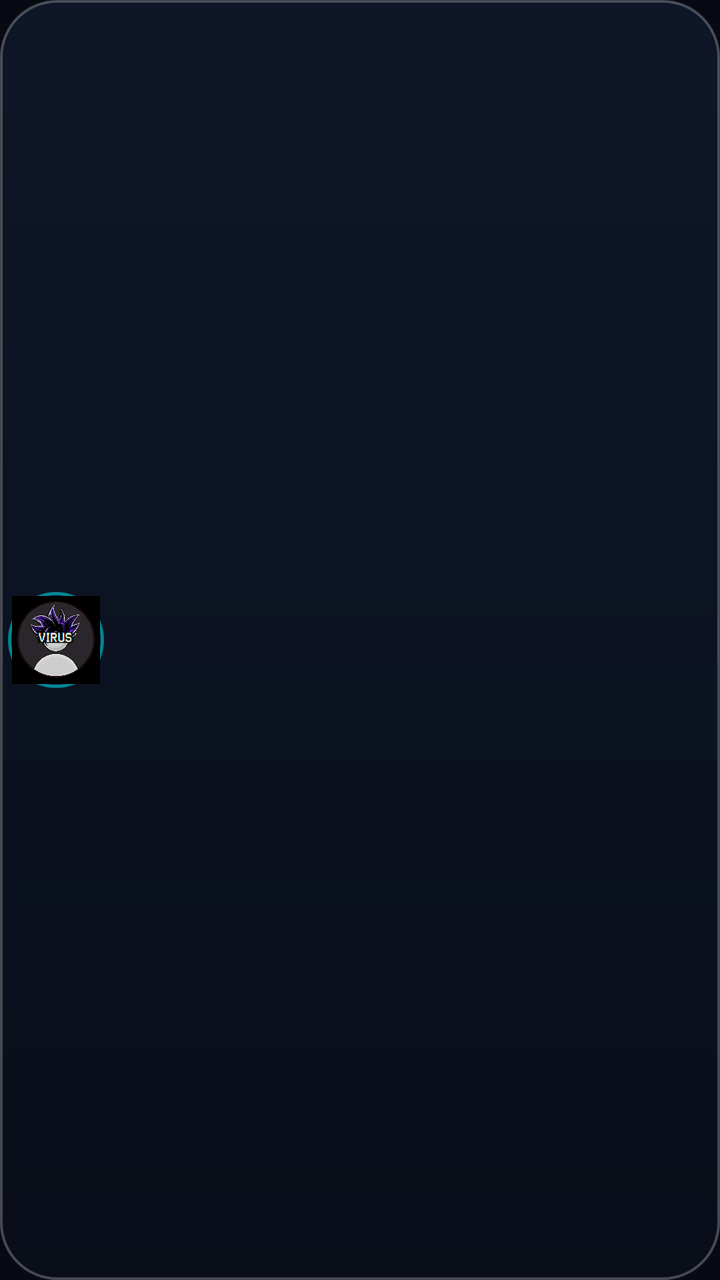
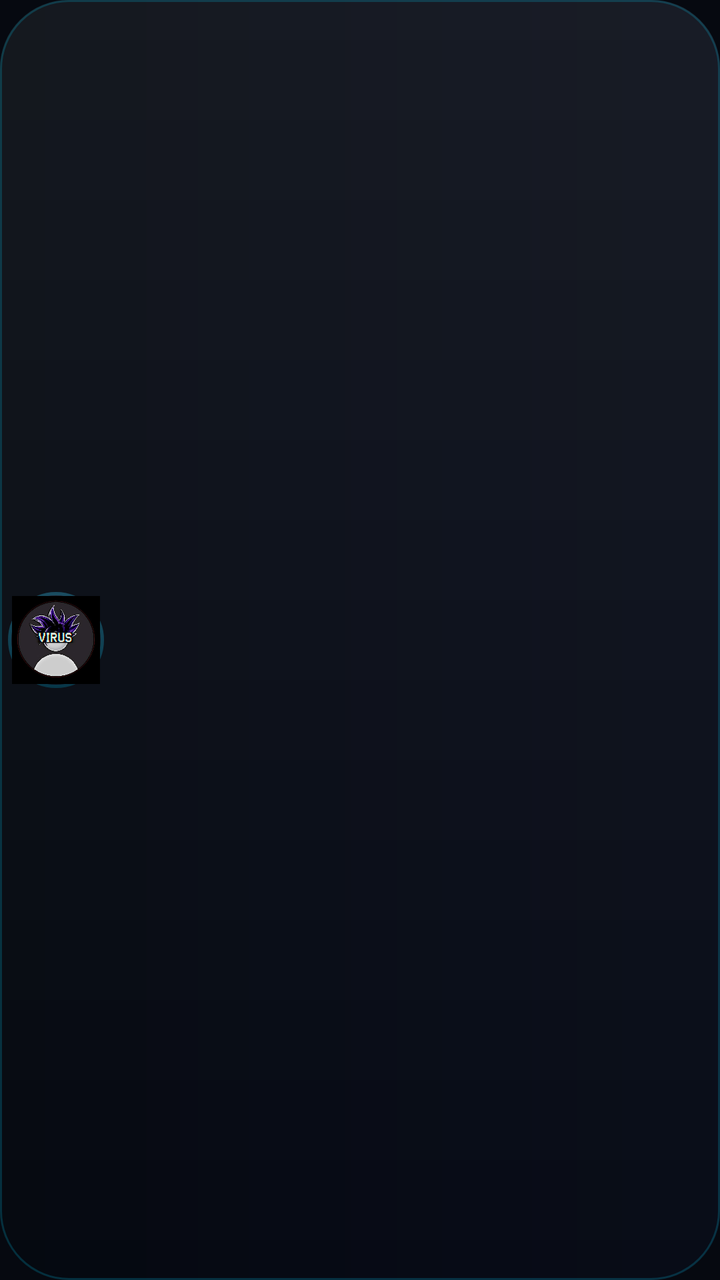

Two renders of the same Android screen: before a commit and after it. Below are the layout's source before the change and the commit's diff.
<!-- AndroidManifest.xml: application theme Theme.OmniSolveOverlay -->
<!-- res/layout/layout_floating_bubble.xml -->
<?xml version="1.0" encoding="utf-8"?>
<LinearLayout xmlns:android="http://schemas.android.com/apk/res/android"
    android:id="@+id/bubble_root"
    android:layout_width="wrap_content"
    android:layout_height="56dp"
    android:orientation="horizontal"
    android:gravity="center_vertical"
    android:background="@drawable/bg_toolbar_pill"
    android:elevation="12dp"
    android:paddingStart="4dp"
    android:paddingEnd="8dp"
    android:paddingTop="4dp"
    android:paddingBottom="4dp"
    android:clipToPadding="false"
    android:clipChildren="false">

    
    <FrameLayout
        android:id="@+id/bubble_icon_container"
        android:layout_width="48dp"
        android:layout_height="48dp"
        android:background="@drawable/bg_floating_bubble"
        android:clickable="true"
        android:focusable="true">

        <ImageView
            android:id="@+id/iv_bubble_icon"
            android:layout_width="44dp"
            android:layout_height="44dp"
            android:layout_gravity="center"
            android:src="@drawable/ic_virus_avatar"
            android:scaleType="centerCrop" />
    </FrameLayout>

    
    <LinearLayout
        android:id="@+id/expanded_toolbar"
        android:layout_width="wrap_content"
        android:layout_height="match_parent"
        android:orientation="horizontal"
        android:gravity="center_vertical"
        android:visibility="gone"
        android:layout_marginStart="8dp">

        
        <FrameLayout
            android:id="@+id/btn_scan"
            android:layout_width="44dp"
            android:layout_height="44dp"
            android:background="@drawable/bg_scan_button"
            android:clickable="true"
            android:focusable="true">

            <ImageView
                android:id="@+id/iv_scan_icon"
                android:layout_width="24dp"
                android:layout_height="24dp"
                android:layout_gravity="center"
                android:src="@android:drawable/ic_media_play"
                android:tint="#FFFFFF" />
        </FrameLayout>

        
        <TextView
            android:id="@+id/tv_answer_display"
            android:layout_width="44dp"
            android:layout_height="44dp"
            android:layout_marginStart="8dp"
            android:background="@drawable/bg_answer_box"
            android:gravity="center"
            android:text="?"
            android:textColor="#10B981"
            android:textSize="20sp"
            android:textStyle="bold" />

        
        <ImageView
            android:id="@+id/btn_toggle_window"
            android:layout_width="36dp"
            android:layout_height="36dp"
            android:layout_marginStart="8dp"
            android:padding="6dp"
            android:background="@drawable/bg_chip_action"
            android:src="@android:drawable/ic_menu_view"
            android:tint="#38BDF8"
            android:clickable="true"
            android:focusable="true" />

        
        <ImageView
            android:id="@+id/btn_bot_toggle"
            android:layout_width="36dp"
            android:layout_height="36dp"
            android:layout_marginStart="6dp"
            android:padding="6dp"
            android:background="@drawable/bg_chip_action"
            android:src="@android:drawable/ic_menu_myplaces"
            android:tint="#64748B"
            android:clickable="true"
            android:focusable="true"
            android:contentDescription="Toggle Auto-Click Bot" />

        
        <ImageView
            android:id="@+id/btn_close_toolbar"
            android:layout_width="32dp"
            android:layout_height="32dp"
            android:layout_marginStart="8dp"
            android:src="@android:drawable/ic_menu_close_clear_cancel"
            android:tint="#8E9BB0"
            android:clickable="true"
            android:focusable="true" />

    </LinearLayout>
</LinearLayout>
<!-- resources referenced by this layout -->
<resources>
  <!-- drawable bg_answer_box (drawable) -->
  <?xml version="1.0" encoding="utf-8"?>
  <shape xmlns:android="http://schemas.android.com/apk/res/android"
      android:shape="rectangle">
      <gradient
          android:startColor="#E60A241A"
          android:endColor="#E6041710"
          android:angle="270" />
      <corners android:radius="12dp" />
      <stroke
          android:width="1.5dp"
          android:color="#8010B981" />
  </shape>
  <!-- drawable bg_chip_action (drawable) -->
  <?xml version="1.0" encoding="utf-8"?>
  <shape xmlns:android="http://schemas.android.com/apk/res/android"
      android:shape="rectangle">
      <gradient
          android:startColor="#CC1E293B"
          android:endColor="#B3111827"
          android:angle="270" />
      <corners android:radius="12dp" />
      <stroke
          android:width="1dp"
          android:color="#4DFFFFFF" />
  </shape>
  <!-- drawable bg_floating_bubble (drawable) -->
  <?xml version="1.0" encoding="utf-8"?>
  <shape xmlns:android="http://schemas.android.com/apk/res/android"
      android:shape="oval">
      <gradient
          android:startColor="#F0131E33"
          android:endColor="#E60A101C"
          android:angle="135" />
      <stroke
          android:width="1.8dp"
          android:color="#8000F2FE" />
  </shape>
  <!-- drawable bg_scan_button (drawable) -->
  <?xml version="1.0" encoding="utf-8"?>
  <shape xmlns:android="http://schemas.android.com/apk/res/android"
      android:shape="oval">
      <gradient
          android:startColor="#00F2FE"
          android:endColor="#0072FF"
          android:angle="45" />
      <stroke
          android:width="1.5dp"
          android:color="#B3FFFFFF" />
  </shape>
  <!-- drawable bg_toolbar_pill (drawable) -->
  <?xml version="1.0" encoding="utf-8"?>
  <shape xmlns:android="http://schemas.android.com/apk/res/android"
      android:shape="rectangle">
      <gradient
          android:startColor="#E60F172A"
          android:endColor="#D9090E1A"
          android:angle="270" />
      <corners android:radius="28dp" />
      <stroke
          android:width="1.2dp"
          android:color="#40FFFFFF" />
  </shape>
  <style name="Theme.OmniSolveOverlay" parent="Theme.MaterialComponents.DayNight.NoActionBar">
          <item name="colorPrimary">@color/accent_cyan</item>
          <item name="colorSecondary">@color/accent_emerald</item>
          <item name="android:statusBarColor">@color/bg_dark</item>
          <item name="android:windowBackground">@color/bg_dark</item>
      </style>
  <color name="accent_cyan">#00F2FE</color>
  <color name="bg_dark">#070A12</color>
  <!-- unchanged entries left out for length: 2 -->
</resources>

<!-- the commit's change to res/layout/layout_floating_bubble.xml (unified diff, before → after) -->
@@ -101,6 +101,24 @@
             android:contentDescription="Toggle Auto-Click Bot" />
 
         
+        <TextView
+            android:id="@+id/btn_bubble_opacity"
+            android:layout_width="wrap_content"
+            android:minWidth="36dp"
+            android:layout_height="36dp"
+            android:layout_marginStart="6dp"
+            android:paddingStart="7dp"
+            android:paddingEnd="7dp"
+            android:gravity="center"
+            android:background="@drawable/bg_chip_action"
+            android:text="👁 100%"
+            android:textColor="#38BDF8"
+            android:textSize="10sp"
+            android:textStyle="bold"
+            android:clickable="true"
+            android:focusable="true" />
+
+        
         <ImageView
             android:id="@+id/btn_close_toolbar"
             android:layout_width="32dp"
<!-- resource entries referenced after the edit -->
@@ -2,75 +2,137 @@
 <resources>
   <!-- drawable bg_answer_box (drawable) -->
   <?xml version="1.0" encoding="utf-8"?>
-  <shape xmlns:android="http://schemas.android.com/apk/res/android"
-      android:shape="rectangle">
-      <gradient
-          android:startColor="#E60A241A"
-          android:endColor="#E6041710"
-          android:angle="270" />
-      <corners android:radius="12dp" />
-      <stroke
-          android:width="1.5dp"
-          android:color="#8010B981" />
-  </shape>
+  <layer-list xmlns:android="http://schemas.android.com/apk/res/android">
+      
+      <item>
+          <shape android:shape="rectangle">
+              <gradient
+                  android:startColor="#CC0D2E1A"
+                  android:endColor="#CC0A1F14"
+                  android:angle="270" />
+              <corners android:radius="14dp" />
+          </shape>
+      </item>
+      
+      <item>
+          <shape android:shape="rectangle">
+              <corners android:radius="14dp" />
+              <stroke
+                  android:width="1.5dp"
+                  android:color="#6010B981" />
+          </shape>
+      </item>
+  </layer-list>
   <!-- drawable bg_chip_action (drawable) -->
   <?xml version="1.0" encoding="utf-8"?>
   <shape xmlns:android="http://schemas.android.com/apk/res/android"
       android:shape="rectangle">
       <gradient
-          android:startColor="#CC1E293B"
-          android:endColor="#B3111827"
+          android:startColor="#CC0C1424"
+          android:endColor="#CC080C18"
           android:angle="270" />
-      <corners android:radius="12dp" />
+      <corners android:radius="14dp" />
       <stroke
           android:width="1dp"
-          android:color="#4DFFFFFF" />
+          android:color="#2500D4FF" />
   </shape>
   <!-- drawable bg_floating_bubble (drawable) -->
   <?xml version="1.0" encoding="utf-8"?>
-  <shape xmlns:android="http://schemas.android.com/apk/res/android"
-      android:shape="oval">
-      <gradient
-          android:startColor="#F0131E33"
-          android:endColor="#E60A101C"
-          android:angle="135" />
-      <stroke
-          android:width="1.8dp"
-          android:color="#8000F2FE" />
-  </shape>
+  <layer-list xmlns:android="http://schemas.android.com/apk/res/android">
+      
+      <item>
+          <shape android:shape="oval">
+              <gradient
+                  android:startColor="#CC101828"
+                  android:endColor="#CC080C18"
+                  android:angle="270" />
+          </shape>
+      </item>
+      
+      <item>
+          <shape android:shape="oval">
+              <gradient
+                  android:startColor="#12FFFFFF"
+                  android:endColor="#00FFFFFF"
+                  android:angle="270" />
+          </shape>
+      </item>
+      
+      <item>
+          <shape android:shape="oval">
+              <stroke
+                  android:width="1.5dp"
+                  android:color="#3500D4FF" />
+          </shape>
+      </item>
+  </layer-list>
   <!-- drawable bg_scan_button (drawable) -->
   <?xml version="1.0" encoding="utf-8"?>
-  <shape xmlns:android="http://schemas.android.com/apk/res/android"
-      android:shape="oval">
-      <gradient
-          android:startColor="#00F2FE"
-          android:endColor="#0072FF"
-          android:angle="45" />
-      <stroke
-          android:width="1.5dp"
-          android:color="#B3FFFFFF" />
-  </shape>
+  <layer-list xmlns:android="http://schemas.android.com/apk/res/android">
+      
+      <item>
+          <shape android:shape="oval">
+              <gradient
+                  android:startColor="#00D4FF"
+                  android:endColor="#6366F1"
+                  android:angle="135" />
+          </shape>
+      </item>
+      <item>
+          <shape android:shape="oval">
+              <stroke
+                  android:width="1dp"
+                  android:color="#50FFFFFF" />
+          </shape>
+      </item>
+  </layer-list>
   <!-- drawable bg_toolbar_pill (drawable) -->
   <?xml version="1.0" encoding="utf-8"?>
-  <shape xmlns:android="http://schemas.android.com/apk/res/android"
-      android:shape="rectangle">
-      <gradient
-          android:startColor="#E60F172A"
-          android:endColor="#D9090E1A"
-          android:angle="270" />
-      <corners android:radius="28dp" />
-      <stroke
-          android:width="1.2dp"
-          android:color="#40FFFFFF" />
-  </shape>
+  <layer-list xmlns:android="http://schemas.android.com/apk/res/android">
+      
+      <item>
+          <shape android:shape="rectangle">
+              <gradient
+                  android:startColor="#F0080C18"
+                  android:centerColor="#ED060A14"
+                  android:endColor="#F0040810"
+                  android:angle="180" />
+              <corners android:radius="34dp" />
+          </shape>
+      </item>
+      <item>
+          <shape android:shape="rectangle">
+              <gradient
+                  android:startColor="#10FFFFFF"
+                  android:endColor="#00FFFFFF"
+                  android:angle="270" />
+              <corners android:radius="34dp" />
+          </shape>
+      </item>
+      <item>
+          <shape android:shape="rectangle">
+              <corners android:radius="34dp" />
+              <stroke
+                  android:width="1dp"
+                  android:color="#3000D4FF" />
+          </shape>
+      </item>
+  </layer-list>
   <style name="Theme.OmniSolveOverlay" parent="Theme.MaterialComponents.DayNight.NoActionBar">
           <item name="colorPrimary">@color/accent_cyan</item>
+          <item name="colorPrimaryDark">@color/bg_dark</item>
           <item name="colorSecondary">@color/accent_emerald</item>
+          <item name="colorAccent">@color/accent_cyan</item>
           <item name="android:statusBarColor">@color/bg_dark</item>
+          <item name="android:navigationBarColor">@color/bg_dark</item>
           <item name="android:windowBackground">@color/bg_dark</item>
+          <item name="android:windowDrawsSystemBarBackgrounds">true</item>
+          <item name="android:windowLightStatusBar">false</item>
+          <item name="android:windowLightNavigationBar">false</item>
+          <item name="android:forceDarkAllowed">false</item>
       </style>
-  <color name="accent_cyan">#00F2FE</color>
-  <color name="bg_dark">#070A12</color>
+  <color name="accent_cyan">#00D4FF</color>
+  <color name="bg_dark">#060910</color>
   <!-- unchanged entries left out for length: 2 -->
 </resources>
 
